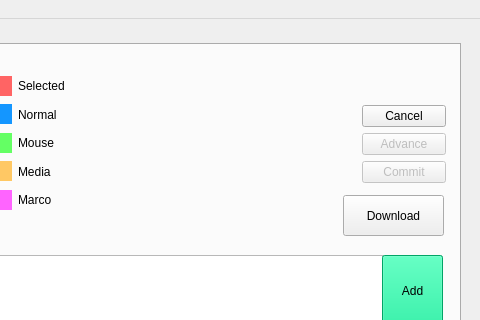
This is KeyBoardSetter/KeyboardSetter/mainwindow.ui in TabbycatPie/CustomKeyboard as Qt 5 draws it before an edit; both pictures show x 520 to 1000 and y 0 to 320 of the 1000 by 683 pixel window. The edited form follows.
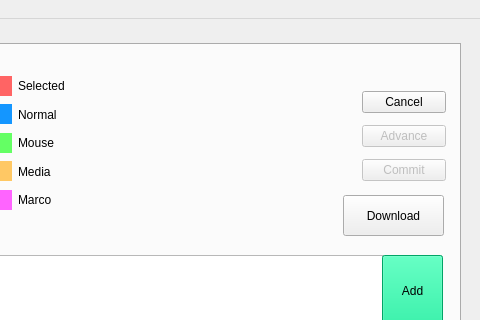
This is the edited form.

```diff
--- a/KeyBoardSetter/KeyboardSetter/mainwindow.ui
+++ b/KeyBoardSetter/KeyboardSetter/mainwindow.ui
@@ -224,9 +224,9 @@
       <property name="geometry">
        <rect>
         <x>880</x>
-        <y>60</y>
+        <y>40</y>
         <width>84</width>
-        <height>81</height>
+        <height>104</height>
        </rect>
       </property>
       <layout class="QVBoxLayout" name="verticalLayout">
```
